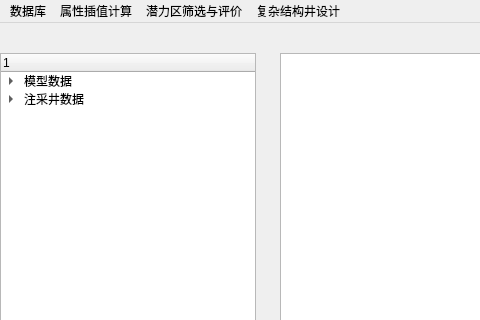
The window that CSw_sjk.ui (jiangdaisy/Complex_structure_well_design_software) describes before a commit, drawn with Qt 5; both pictures show x 0 to 480 and y 0 to 320 of the 982 by 636 pixel window.
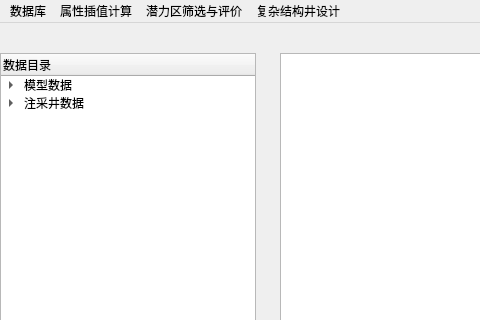
The same window after the commit. Custom widgets are drawn as their Qt base class.

What changed in the file:
```diff
--- a/CSw_sjk.ui
+++ b/CSw_sjk.ui
@@ -25,7 +25,7 @@
     </property>
     <column>
      <property name="text">
-      <string notr="true"/>
+      <string notr="true">数据目录</string>
      </property>
     </column>
     <item>
```
Left out of the diff: 18 changed lines with no effect on the pictures.
